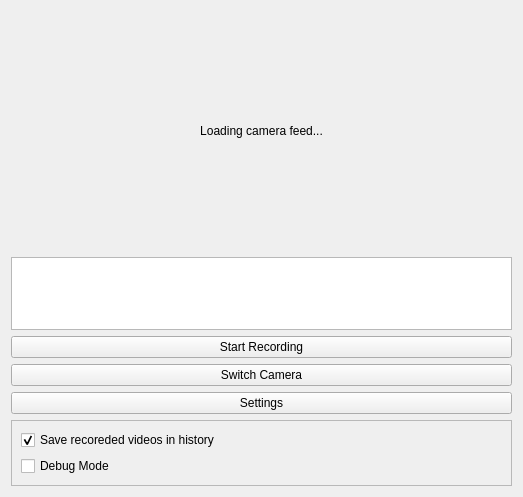
Before: the Qt Designer form app/ui/main_window.ui in Stefanos0710/SignAI, drawn with Qt 5.
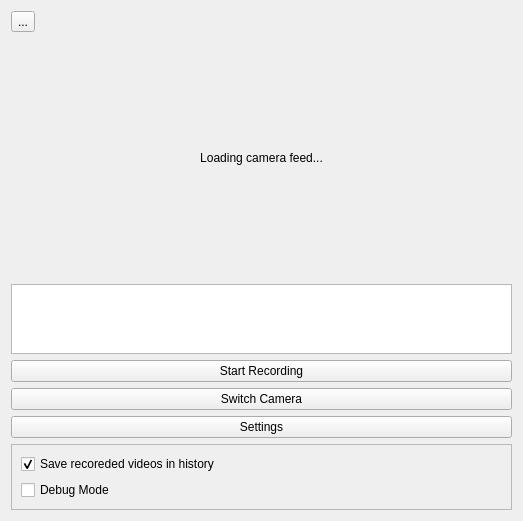
After: the same form once the commit is applied.

Commit message:
Add history button to open recorded videos folder
Introduced a history button with an icon to the main window UI, allowing users to open the history videos folder directly from the application. Implemented cross-platform support for opening the folder and connected the button to the new functionality.

What changed in the file:
```diff
--- a/app/ui/main_window.ui
+++ b/app/ui/main_window.ui
@@ -14,6 +14,13 @@
    <string>SignAI - Desktop</string>
   </property>
   <layout class="QVBoxLayout" name="verticalLayout">
+   <item>
+    <widget class="QToolButton" name="historybutton">
+     <property name="text">
+      <string>...</string>
+     </property>
+    </widget>
+   </item>
    <item>
     <widget class="QLabel" name="videofeedlabel">
      <property name="minimumSize">
```
The commit also changes 3 other files.
